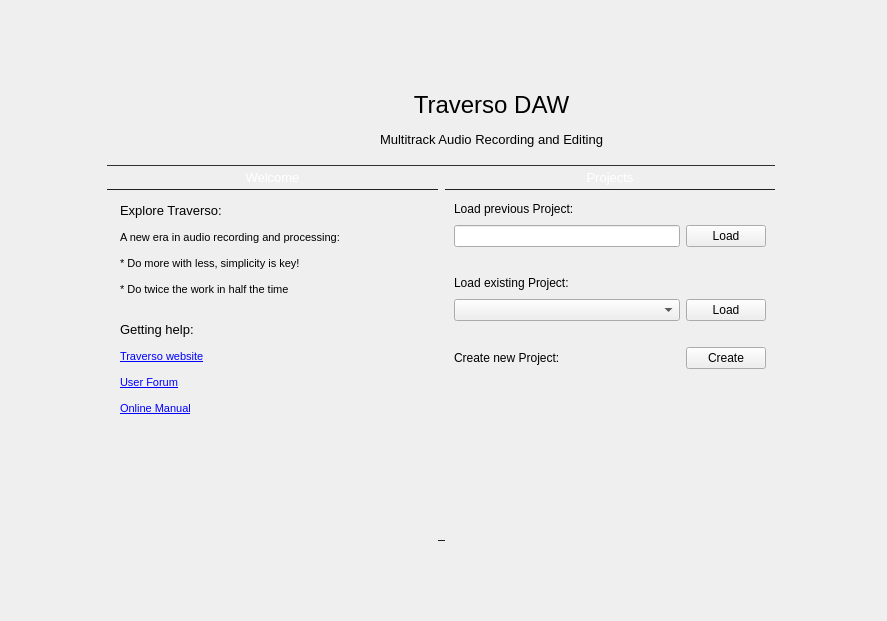
Above: src/traverso/ui/WelcomeWidget.ui from ErwanLegrand/Traverso-DAW before the change. Below: the same form after it.
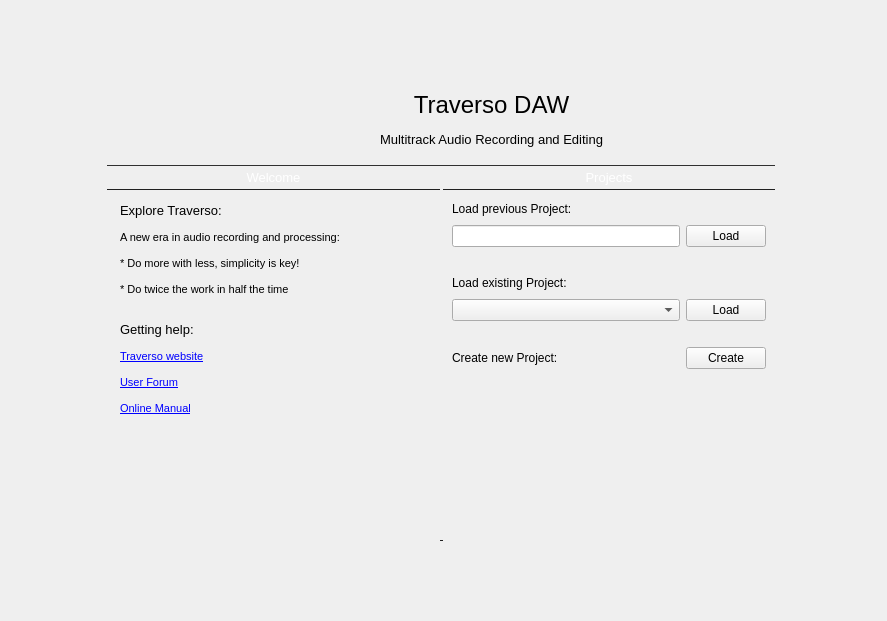
That is the form after the change. Icons and pictures are not drawn.

Commit message: Make the spacer item smaller

The edit to the form file:
```diff
--- a/src/traverso/ui/WelcomeWidget.ui
+++ b/src/traverso/ui/WelcomeWidget.ui
@@ -281,7 +281,7 @@
           </property>
           <property name="maximumSize">
            <size>
-            <width>8</width>
+            <width>3</width>
             <height>16777215</height>
            </size>
           </property>
```
